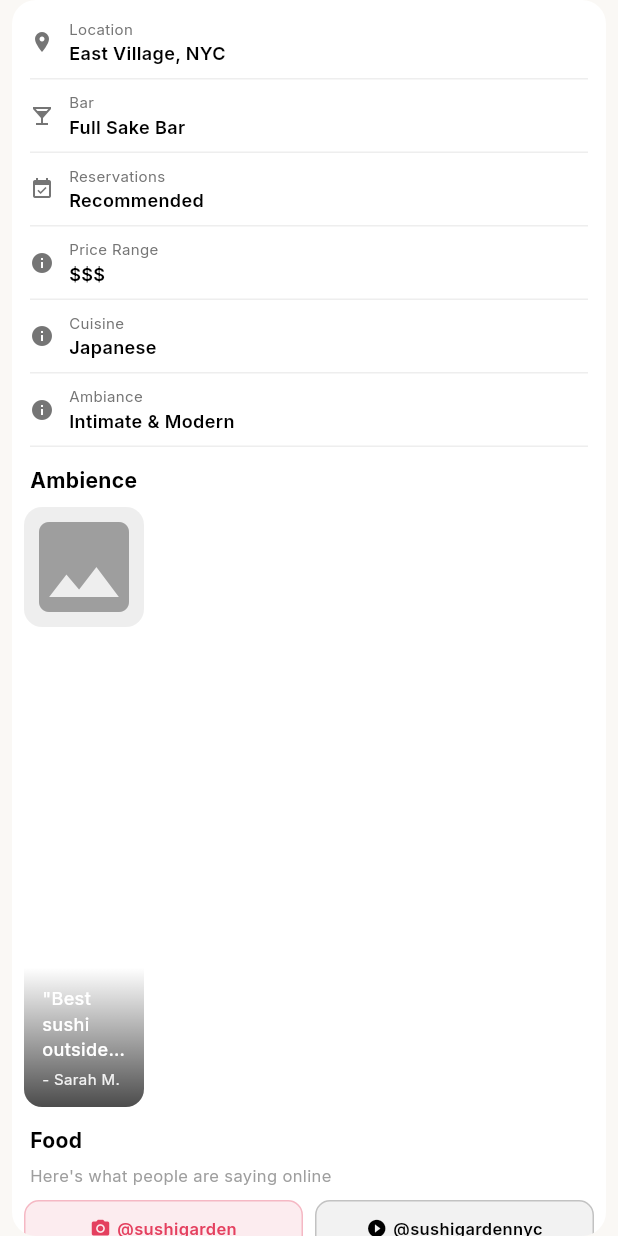
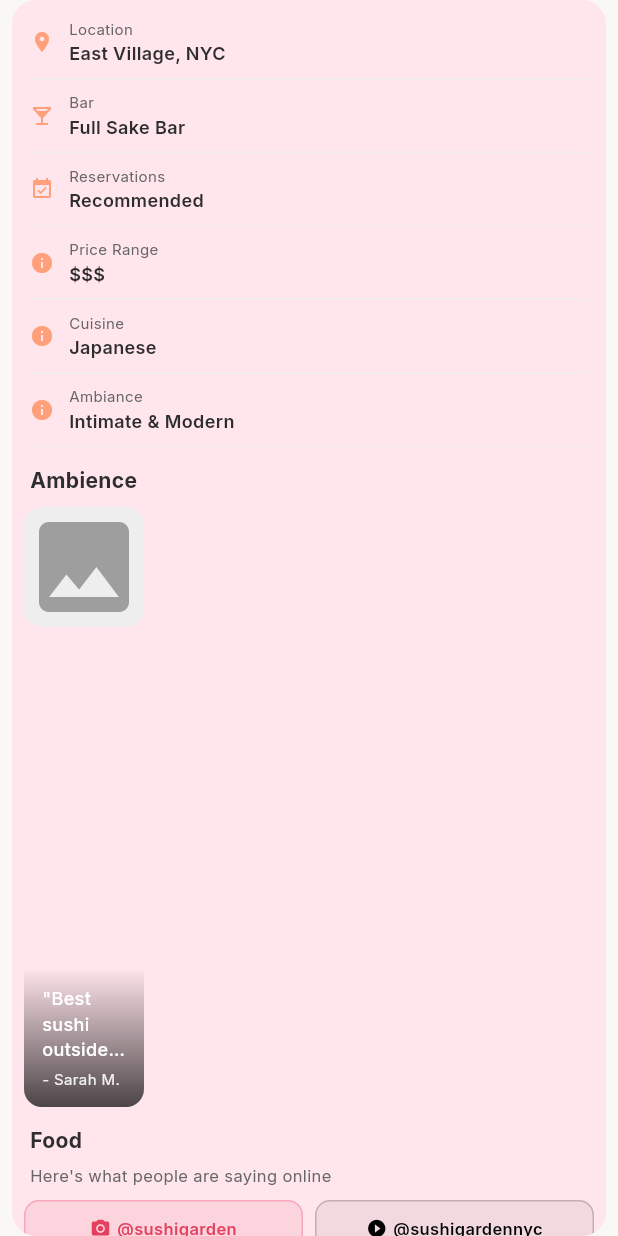
Before and after one commit to PranavPudu1/jelly, a Flutter app: the RestaurantCard widget shown alone on an empty page, opened directly with sample values from the repository, scrolled down 576 dp, on a phone screen of 412 x 824 dp. Run offline on Flutter 3.47's test engine with Material 3 defaults, Android fonts, the phone set to English and light mode, and no system bars; our stand-ins replace google_fonts; missing offline and left inert: swipable_stack; network calls fail.

```diff
--- a/lib/widgets/restaurant_card.dart
+++ b/lib/widgets/restaurant_card.dart
@@ -21,7 +21,7 @@ class _RestaurantCardState extends State<RestaurantCard> {
       margin: const EdgeInsets.symmetric(horizontal: 8),
       decoration: BoxDecoration(
         borderRadius: BorderRadius.circular(16),
-        color: Colors.white,
+        color: const Color(0xFFFFE5EC),
       ),
       child: ClipRRect(
         borderRadius: BorderRadius.circular(16),
@@ -73,19 +73,19 @@ class _RestaurantCardState extends State<RestaurantCard> {
                             style: const TextStyle(
                               fontSize: 20,
                               fontWeight: FontWeight.w700,
-                              color: Colors.black,
+                              color: Color(0xFF2D2D2D),
                               letterSpacing: -0.5,
                             ),
                           ),
                         ),
                         const SizedBox(width: 6),
-                        // Price indicator in orange
+                        // Price indicator in light salmon
                         Text(
                           '\$\$\$',
                           style: const TextStyle(
                             fontSize: 14,
                             fontWeight: FontWeight.w600,
-                            color: Colors.orange,
+                            color: Color(0xFFFFA07A),
                           ),
                         ),
                       ],
@@ -98,7 +98,7 @@ class _RestaurantCardState extends State<RestaurantCard> {
                         index < widget.restaurant.rating.floor()
                             ? Icons.star
                             : Icons.star_border,
-                        color: Colors.orange,
+                        color: const Color(0xFFFFA07A),
                         size: 14,
                       );
                     }),
@@ -111,7 +111,7 @@ class _RestaurantCardState extends State<RestaurantCard> {
                 'Italian Contemporary',
                 style: const TextStyle(
                   fontSize: 12,
-                  color: Colors.grey,
+                  color: Color(0xFF666666),
                   fontWeight: FontWeight.w400,
                 ),
               ),
@@ -148,13 +148,13 @@ class _RestaurantCardState extends State<RestaurantCard> {
           padding: const EdgeInsets.fromLTRB(12, 8, 12, 0),
           child: Row(
             children: [
-              const Icon(Icons.location_on, size: 14, color: Colors.grey),
+              const Icon(Icons.location_on, size: 14, color: Color(0xFF666666)),
               const SizedBox(width: 4),
               Text(
                 widget.restaurant.location,
                 style: const TextStyle(
                   fontSize: 11,
-                  color: Colors.grey,
+                  color: Color(0xFF666666),
                   fontWeight: FontWeight.w500,
                 ),
               ),
@@ -163,7 +163,7 @@ class _RestaurantCardState extends State<RestaurantCard> {
                 '• 2.3 miles',
                 style: const TextStyle(
                   fontSize: 11,
-                  color: Colors.grey,
+                  color: Color(0xFF666666),
                   fontWeight: FontWeight.w400,
                 ),
               ),
@@ -213,7 +213,7 @@ class _RestaurantCardState extends State<RestaurantCard> {
                     Icon(
                       icon,
                       size: 16,
-                      color: Colors.grey[600],
+                      color: const Color(0xFFFFA07A),
                     ),
                     const SizedBox(width: 10),
                     Expanded(
@@ -222,9 +222,9 @@ class _RestaurantCardState extends State<RestaurantCard> {
                         children: [
                           Text(
                             info.label,
-                            style: TextStyle(
+                            style: const TextStyle(
                               fontSize: 10,
-                              color: Colors.grey[600],
+                              color: Color(0xFF666666),
                               fontWeight: FontWeight.w400,
                             ),
                           ),
@@ -234,7 +234,7 @@ class _RestaurantCardState extends State<RestaurantCard> {
                             style: const TextStyle(
                               fontSize: 12,
                               fontWeight: FontWeight.w600,
-                              color: Colors.black,
+                              color: Color(0xFF2D2D2D),
                             ),
                           ),
                         ],
@@ -264,7 +264,7 @@ class _RestaurantCardState extends State<RestaurantCard> {
               style: TextStyle(
                 fontSize: 14,
                 fontWeight: FontWeight.bold,
-                color: Colors.black,
+                color: Color(0xFF2D2D2D),
               ),
             ),
           ),
@@ -380,7 +380,7 @@ class _RestaurantCardState extends State<RestaurantCard> {
               style: TextStyle(
                 fontSize: 14,
                 fontWeight: FontWeight.bold,
-                color: Colors.black,
+                color: Color(0xFF2D2D2D),
               ),
             ),
           ),
@@ -393,7 +393,7 @@ class _RestaurantCardState extends State<RestaurantCard> {
               "Here's what people are saying online",
               style: TextStyle(
                 fontSize: 11,
-                color: Colors.grey,
+                color: Color(0xFF666666),
                 fontWeight: FontWeight.w400,
               ),
             ),
@@ -568,7 +568,7 @@ class _RestaurantCardState extends State<RestaurantCard> {
           children: [
             CircleAvatar(
               radius: 10,
-              backgroundColor: Colors.orange,
+              backgroundColor: const Color(0xFFC41E3A),
               child: Text(
                 review.author[0],
                 style: const TextStyle(
@@ -585,7 +585,7 @@ class _RestaurantCardState extends State<RestaurantCard> {
                 style: const TextStyle(
                   fontSize: 11,
                   fontWeight: FontWeight.w600,
-                  color: Colors.black,
+                  color: Color(0xFF2D2D2D),
                 ),
                 overflow: TextOverflow.ellipsis,
               ),
@@ -601,7 +601,7 @@ class _RestaurantCardState extends State<RestaurantCard> {
               index < review.rating.floor()
                   ? Icons.star
                   : Icons.star_border,
-              color: Colors.orange,
+              color: const Color(0xFFFFA07A),
               size: 11,
             );
           }),
@@ -613,7 +613,7 @@ class _RestaurantCardState extends State<RestaurantCard> {
           '"${review.quote}"',
           style: const TextStyle(
             fontSize: 11,
-            color: Colors.black87,
+            color: Color(0xFF444444),
             height: 1.3,
           ),
           maxLines: 4,
@@ -637,7 +637,7 @@ class _RestaurantCardState extends State<RestaurantCard> {
               style: TextStyle(
                 fontSize: 14,
                 fontWeight: FontWeight.bold,
-                color: Colors.black,
+                color: Color(0xFF2D2D2D),
               ),
             ),
           ),
```
Also changed, not shown: lib/screens/swipe_screen.dart (+70 -34 lines).
